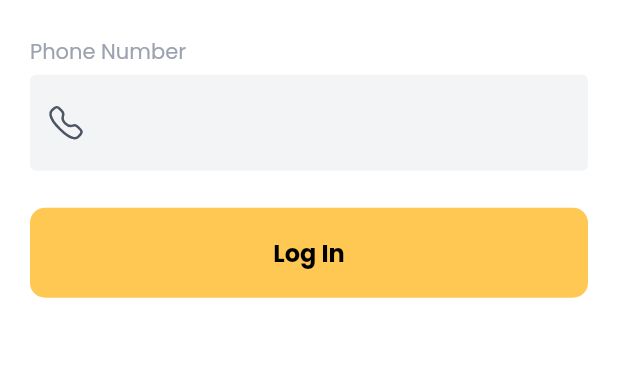
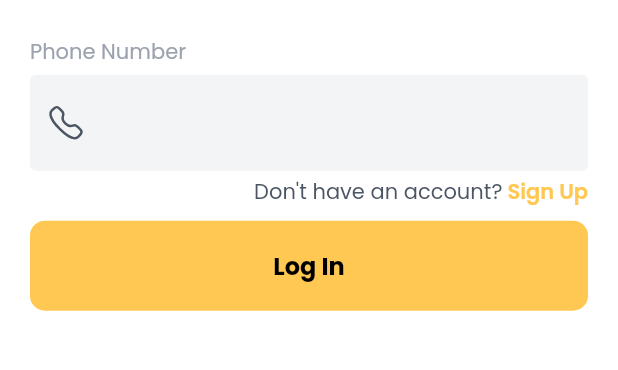
Before and after one commit to 2EasyNow/yummy-food-customer, a Flutter app: the screen it shows after launch, after a tap on "SKIP", after a tap on "Log In with Phone", on a phone screen of 412 x 824 dp, the part 343-713 px from its top. Run offline on Flutter 3.47's test engine with Material 2 defaults, Android fonts, the phone set to English and light mode, and no system bars; our stand-ins replace buildcondition, cloud_firestore, firebase_auth, firebase_core, firebase_storage, flutter_spinkit and 10 more; missing offline and left inert: cloud_firestore_odm, flutter_statusbarcolor_ns; accounts and stored records are empty.

Commit message:
Feature: Add Links to Signup & Login

```diff
--- a/lib/app/ui/pages/login_page/login_page.dart
+++ b/lib/app/ui/pages/login_page/login_page.dart
@@ -77,7 +77,27 @@ class LoginPage extends GetView<LoginController> {
               ),
               /////////         Email Field         /////////
               /////////         Submit Button         /////////
-              const VerticalSpacer(),
+              VerticalSpacer(space: 0.5.h),
+              Row(
+                mainAxisAlignment: MainAxisAlignment.end,
+                children: [
+                  Text(
+                    "Don't have an account?",
+                    style: AppTextStyle(color: AppColors(context).grey600),
+                  ),
+                  GestureDetector(
+                    onTap: () => Get.offNamed(AppRoutes.CREATE_ACCOUNT),
+                    child: Text(
+                      " Sign Up",
+                      style: AppTextStyle(
+                        color: AppColors(context).primary,
+                        fontWeight: FontWeight.w600,
+                      ),
+                    ),
+                  ),
+                ],
+              ),
+              VerticalSpacer(space: 1.h),
               TextButton(
                 onPressed: () {
                   // showLoadingBottomSheet(context, title: 'Creating Account');
```
Also changed, not shown: lib/app/ui/pages/create_account_page/create_account_page.dart (+27 -4 lines).
